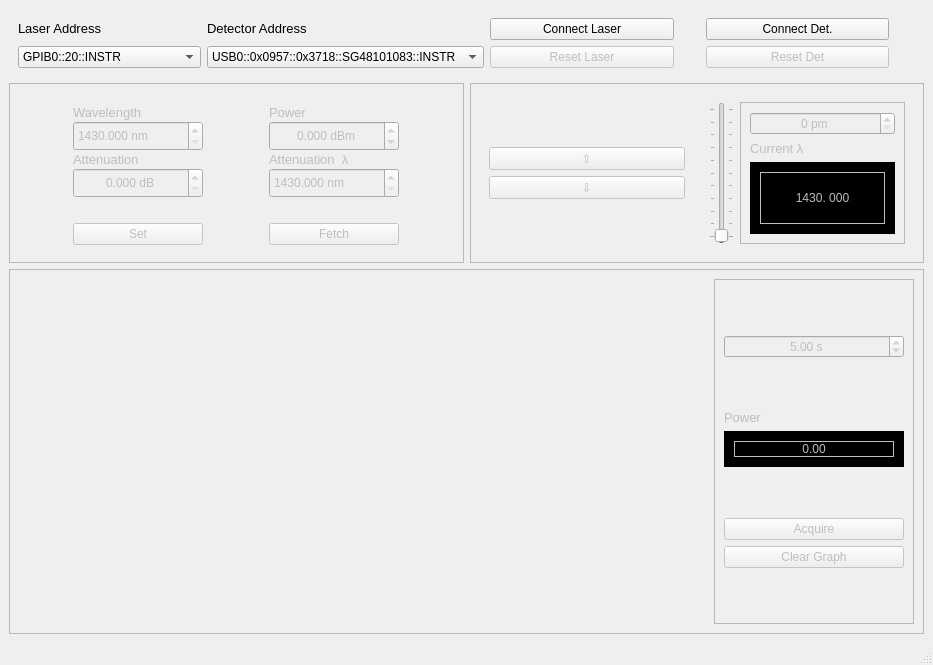
Qt form KeysightController/UI/UIkeysight.ui (gregmoille/InstrumentControl) before a commit.
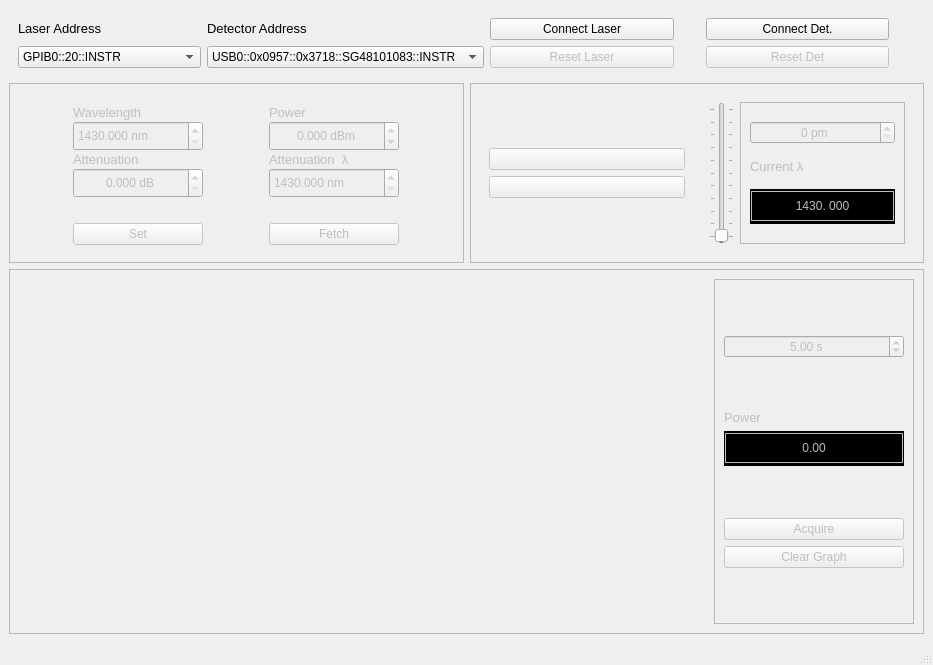
The same form after that commit. Icons and pictures are not drawn.

What changed in the file:
```diff
--- a/KeysightController/UI/UIkeysight.ui
+++ b/KeysightController/UI/UIkeysight.ui
@@ -1758,7 +1758,7 @@
            <widget class="QWidget" name="widget_4" native="true">
             <layout class="QVBoxLayout" name="verticalLayout">
              <property name="spacing">
-              <number>-1</number>
+              <number>6</number>
              </property>
              <item>
               <spacer name="verticalSpacer">
@@ -1788,7 +1788,11 @@
                 </size>
                </property>
                <property name="text">
-                <string>⇧</string>
+                <string/>
+               </property>
+               <property name="icon">
+                <iconset resource="QDarkStyleSheet-master/qdarkstyle/style.qrc">
+                 <normaloff>:/qss_icons/rc/up_arrow_disabled.png</normaloff>:/qss_icons/rc/up_arrow_disabled.png</iconset>
                </property>
               </widget>
              </item>
@@ -1807,7 +1811,11 @@
                 </size>
                </property>
                <property name="text">
-                <string>⇩</string>
+                <string/>
+               </property>
+               <property name="icon">
+                <iconset resource="QDarkStyleSheet-master/qdarkstyle/style.qrc">
+                 <normaloff>:/qss_icons/rc/branch_open.png</normaloff>:/qss_icons/rc/branch_open.png</iconset>
                </property>
               </widget>
              </item>
@@ -1900,6 +1908,18 @@
                 </item>
                 <item>
                  <widget class="QFrame" name="frame_3">
+                  <property name="minimumSize">
+                   <size>
+                    <width>0</width>
+                    <height>3</height>
+                   </size>
+                  </property>
+                  <property name="maximumSize">
+                   <size>
+                    <width>16777215</width>
+                    <height>35</height>
+                   </size>
+                  </property>
                   <property name="styleSheet">
                    <string notr="true">background-color: #000;</string>
                   </property>
@@ -1910,8 +1930,35 @@
                    <enum>QFrame::Sunken</enum>
                   </property>
                   <layout class="QHBoxLayout" name="horizontalLayout_6">
+                   <property name="spacing">
+                    <number>0</number>
+                   </property>
+                   <property name="leftMargin">
+                    <number>0</number>
+                   </property>
+                   <property name="topMargin">
+                    <number>0</number>
+                   </property>
+                   <property name="rightMargin">
+                    <number>0</number>
+                   </property>
+                   <property name="bottomMargin">
+                    <number>0</number>
+                   </property>
                    <item>
                     <widget class="QLabel" name="lblWlgth">
+                     <property name="minimumSize">
+                      <size>
+                       <width>0</width>
+                       <height>30</height>
+                      </size>
+                     </property>
+                     <property name="maximumSize">
+                      <size>
+                       <width>16777215</width>
+                       <height>30</height>
+                      </size>
+                     </property>
                      <property name="frameShape">
                       <enum>QFrame::Box</enum>
                      </property>
@@ -2063,6 +2110,18 @@
           </item>
           <item>
            <widget class="QFrame" name="frame_5">
+            <property name="minimumSize">
+             <size>
+              <width>0</width>
+              <height>35</height>
+             </size>
+            </property>
+            <property name="maximumSize">
+             <size>
+              <width>16777215</width>
+              <height>35</height>
+             </size>
+            </property>
             <property name="styleSheet">
              <string notr="true">background-color: #000;</string>
             </property>
@@ -2073,8 +2132,35 @@
              <enum>QFrame::Sunken</enum>
             </property>
             <layout class="QHBoxLayout" name="horizontalLayout_7">
+             <property name="spacing">
+              <number>0</number>
+             </property>
+             <property name="leftMargin">
+              <number>0</number>
+             </property>
+             <property name="topMargin">
+              <number>0</number>
+             </property>
+             <property name="rightMargin">
+              <number>0</number>
+             </property>
+             <property name="bottomMargin">
+              <number>0</number>
+             </property>
              <item>
               <widget class="QLabel" name="lblPower">
+               <property name="minimumSize">
+                <size>
+                 <width>0</width>
+                 <height>30</height>
+                </size>
+               </property>
+               <property name="maximumSize">
+                <size>
+                 <width>16777215</width>
+                 <height>30</height>
+                </size>
+               </property>
                <property name="frameShape">
                 <enum>QFrame::Box</enum>
                </property>
```
Left out of the diff: 2 changed lines with no effect on the pictures.
